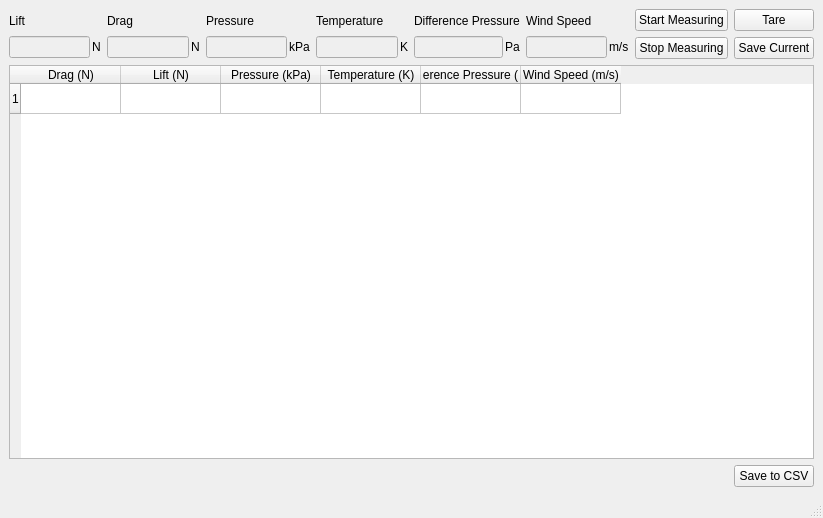
Old version of the form ui/main.ui in the repository KasperVaessen/WindReader.
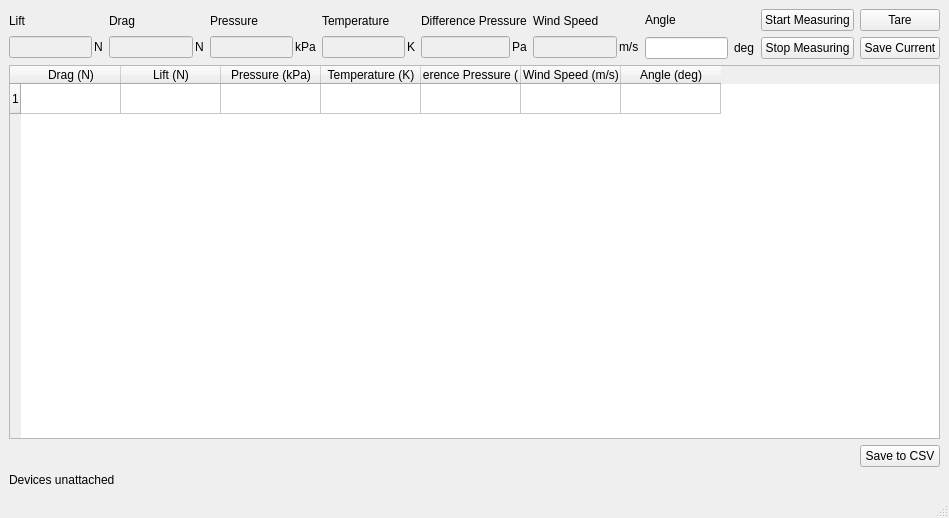
New version of the form.

Patch:
```diff
--- a/ui/main.ui
+++ b/ui/main.ui
@@ -6,7 +6,7 @@
    <rect>
     <x>0</x>
     <y>0</y>
-    <width>823</width>
+    <width>949</width>
     <height>518</height>
    </rect>
   </property>
@@ -54,7 +54,7 @@
        <bool>true</bool>
       </property>
       <property name="sortingEnabled">
-       <bool>true</bool>
+       <bool>false</bool>
       </property>
       <row/>
       <column>
@@ -87,6 +87,11 @@
         <string>Wind Speed (m/s)</string>
        </property>
       </column>
+      <column>
+       <property name="text">
+        <string>Angle (deg)</string>
+       </property>
+      </column>
       <item row="0" column="0">
        <property name="text">
         <string/>
@@ -94,6 +99,13 @@
       </item>
      </widget>
     </item>
+    <item row="6" column="0">
+     <widget class="QLabel" name="label_5">
+      <property name="text">
+       <string>Devices unattached</string>
+      </property>
+     </widget>
+    </item>
     <item row="0" column="0">
      <layout class="QHBoxLayout" name="horizontalLayout">
       <item>
@@ -288,6 +300,31 @@
         </item>
        </layout>
       </item>
+      <item>
+       <layout class="QVBoxLayout" name="angle_box">
+        <item>
+         <widget class="QLabel" name="label_16">
+          <property name="text">
+           <string>Angle</string>
+          </property>
+         </widget>
+        </item>
+        <item>
+         <layout class="QHBoxLayout" name="horizontalLayout_10">
+          <item>
+           <widget class="QLineEdit" name="angle_entry"/>
+          </item>
+          <item>
+           <widget class="QLabel" name="label_17">
+            <property name="text">
+             <string>deg</string>
+            </property>
+           </widget>
+          </item>
+         </layout>
+        </item>
+       </layout>
+      </item>
       <item>
        <layout class="QVBoxLayout" name="verticalLayout">
         <item>
```
Left out of the diff: 2 changed lines with no effect on the pictures.
